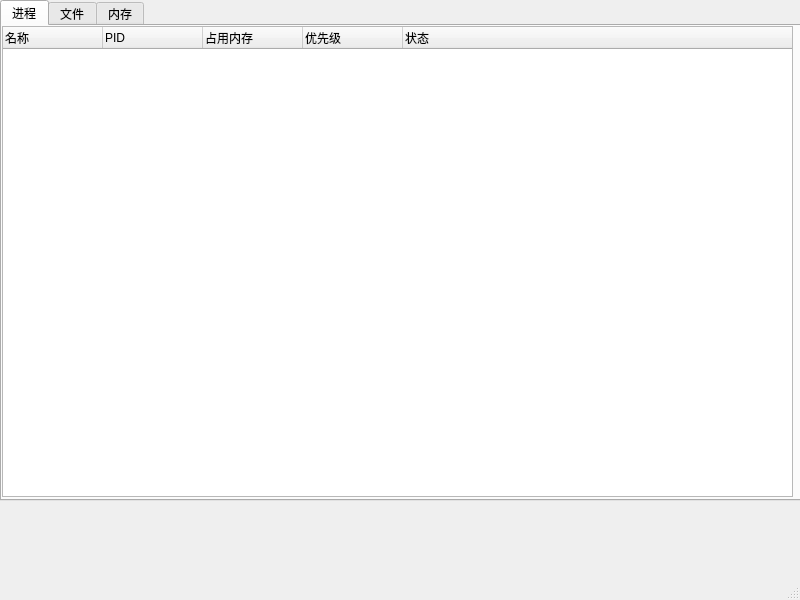
The window that mainwindow.ui (projgithub550/SimpleOS) describes before a commit, drawn with Qt 5.
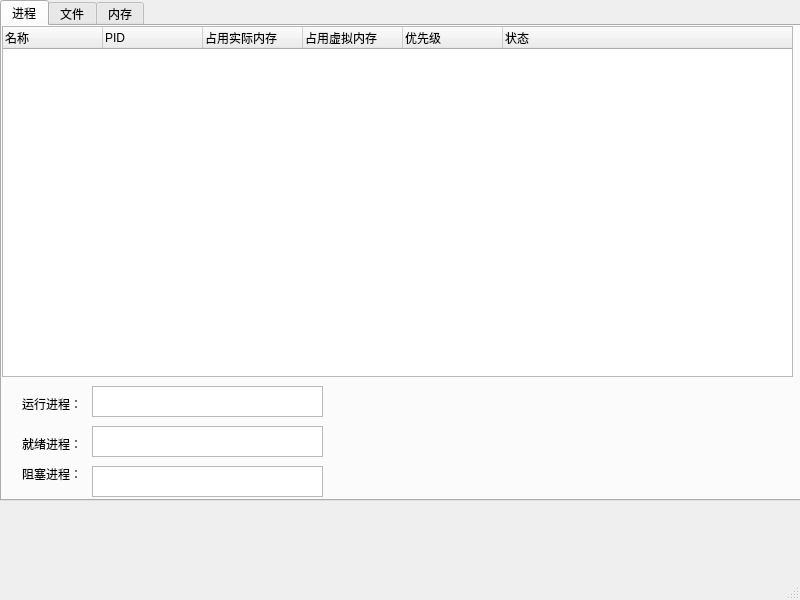
The same window after the commit. The open tabs and pages were chosen to show the change.

The edit to the form file:
```diff
--- a/mainwindow.ui
+++ b/mainwindow.ui
@@ -36,7 +36,7 @@
         <x>0</x>
         <y>0</y>
         <width>791</width>
-        <height>471</height>
+        <height>351</height>
        </rect>
       </property>
       <column>
@@ -51,7 +51,12 @@
       </column>
       <column>
        <property name="text">
-        <string>占用内存</string>
+        <string>占用实际内存</string>
+       </property>
+      </column>
+      <column>
+       <property name="text">
+        <string>占用虚拟内存</string>
        </property>
       </column>
       <column>
@@ -70,6 +75,75 @@
        </property>
       </column>
      </widget>
+     <widget class="QLabel" name="lb_running">
+      <property name="geometry">
+       <rect>
+        <x>20</x>
+        <y>370</y>
+        <width>61</width>
+        <height>16</height>
+       </rect>
+      </property>
+      <property name="text">
+       <string>运行进程：</string>
+      </property>
+     </widget>
+     <widget class="QLabel" name="lb_ready">
+      <property name="geometry">
+       <rect>
+        <x>20</x>
+        <y>410</y>
+        <width>71</width>
+        <height>16</height>
+       </rect>
+      </property>
+      <property name="text">
+       <string>就绪进程：</string>
+      </property>
+     </widget>
+     <widget class="QLabel" name="lb_blocked">
+      <property name="geometry">
+       <rect>
+        <x>20</x>
+        <y>440</y>
+        <width>71</width>
+        <height>16</height>
+       </rect>
+      </property>
+      <property name="text">
+       <string>阻塞进程：</string>
+      </property>
+     </widget>
+     <widget class="QTextBrowser" name="tb_running">
+      <property name="geometry">
+       <rect>
+        <x>90</x>
+        <y>360</y>
+        <width>231</width>
+        <height>31</height>
+       </rect>
+      </property>
+     </widget>
+     <widget class="QTextBrowser" name="tb_ready">
+      <property name="geometry">
+       <rect>
+        <x>90</x>
+        <y>400</y>
+        <width>231</width>
+        <height>31</height>
+       </rect>
+      </property>
+     </widget>
+     <widget class="QTextBrowser" name="tb_blocked">
+      <property name="geometry">
+       <rect>
+        <x>90</x>
+        <y>440</y>
+        <width>231</width>
+        <height>31</height>
+       </rect>
+      </property>
+     </widget>
     </widget>
     <widget class="QWidget" name="fileTab">
      <attribute name="title">
```
Left out of the diff: 35 changed lines with no effect on the pictures.
